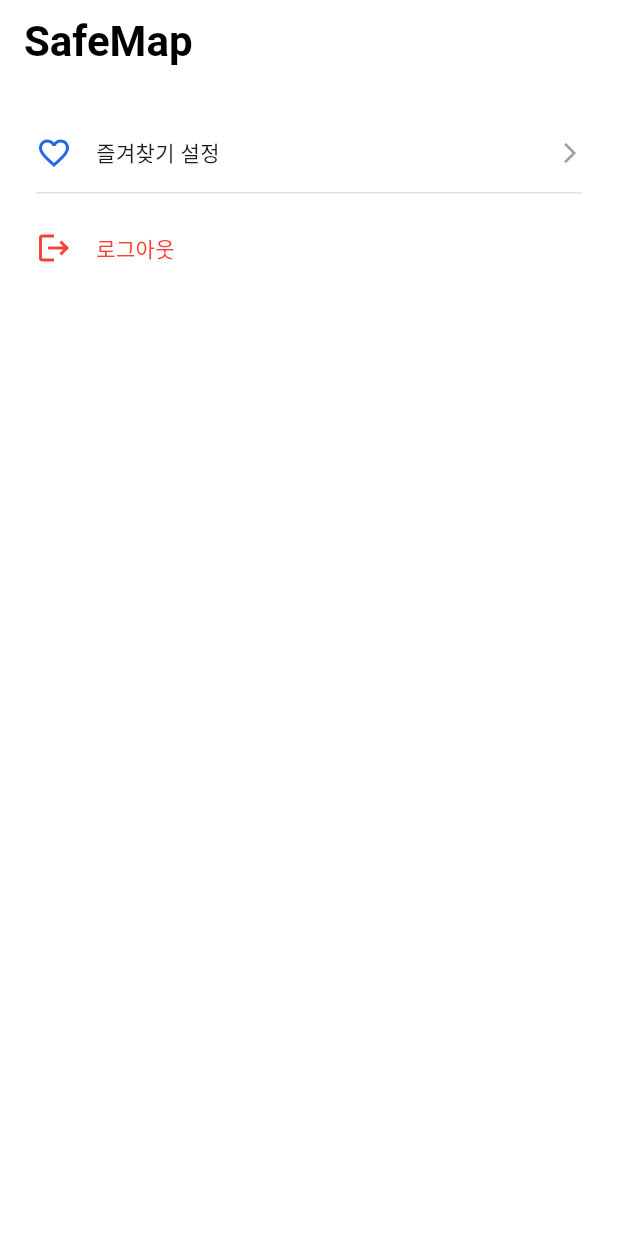
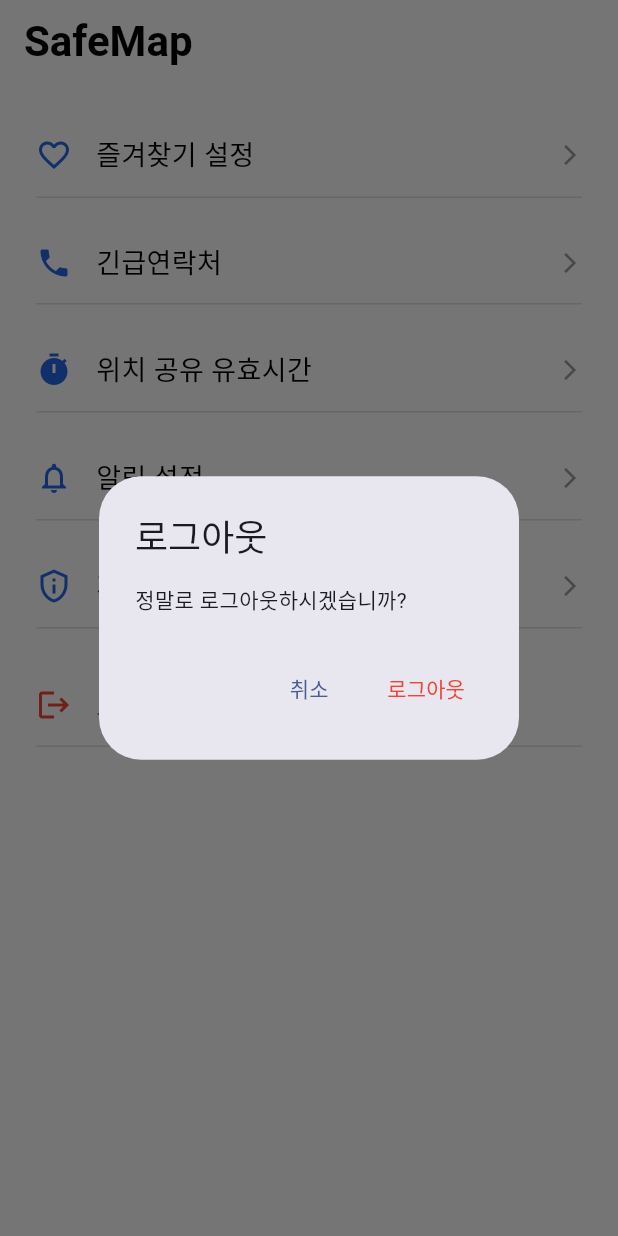
Before and after one commit to jin3402/SW_SafetyMap-main, a Flutter app: the SettingsScreen screen opened directly, after a tap on "로그아웃", on a phone screen of 412 x 824 dp. Run offline on Flutter 3.47's test engine with Material 3 defaults, Android fonts, the phone set to English and light mode, and no system bars; our stand-ins replace flutter_dotenv, geolocator, google_maps_flutter, permission_handler, shared_preferences; accounts and stored records are empty; network calls fail.

Commit message:
emergency_contact_screen.dart 추가본

```diff
--- /dev/null
+++ b/lib/screens/privacy_policy_screen.dart
@@ -0,0 +1,128 @@
+import 'package:flutter/material.dart';
+
+class PrivacyPolicyScreen extends StatelessWidget {
+  const PrivacyPolicyScreen({super.key});
+
+  @override
+  Widget build(BuildContext context) {
+    return Scaffold(
+      appBar: AppBar(
+        title: const Text(
+          '개인정보 처리방침',
+          style: TextStyle(color: Colors.black, fontWeight: FontWeight.bold),
+        ),
+        backgroundColor: Colors.white,
+        elevation: 0,
+        leading: IconButton(
+          icon: const Icon(Icons.arrow_back, color: Colors.black),
+          onPressed: () => Navigator.pop(context),
+        ),
+      ),
+      body: SingleChildScrollView(
+        padding: const EdgeInsets.all(24.0),
+        child: Column(
+          crossAxisAlignment: CrossAxisAlignment.start,
+          children: [
+            const Text(
+              'SafeMap 개인정보 처리방침',
+              style: TextStyle(fontSize: 22, fontWeight: FontWeight.bold),
+            ),
+            const SizedBox(height: 10),
+            Text(
+              '시행일자: 2024년 11월 29일',
+              style: TextStyle(color: Colors.grey[600], fontSize: 14),
+            ),
+            const Divider(height: 30, thickness: 1),
+
+            _buildSection(
+              '1. 개인정보의 처리 목적',
+              'SafeMap(이하 "앱")은 다음의 목적을 위하여 개인정보를 처리합니다. 처리하고 있는 개인정보는 다음의 목적 이외의 용도로는 이용되지 않습니다.\n\n'
+                  '- 사용자 위치 기반 안전 시설(파출소, 비상벨 등) 안내\n'
+                  '- 긴급 상황 발생 시 현재 위치 공유 기능 제공\n'
+                  '- 자주 가는 장소(즐겨찾기) 저장 및 편의 기능 제공',
+            ),
+
+            _buildSection(
+              '2. 수집하는 개인정보의 항목',
+              '앱은 서비스 제공을 위해 다음과 같은 정보를 수집 및 이용합니다.\n\n'
+                  '1) 필수적 정보: 사용자 실시간 위치 정보(GPS)\n'
+                  '   * 위치 정보는 서버에 저장되지 않으며, 앱 실행 시 실시간 편의 기능 제공 목적으로만 사용됩니다.\n'
+                  '2) 선택적 정보: 자주 가는 장소(집, 직장 등) 주소 정보\n'
+                  '   * 해당 정보는 기기 내부(내부 저장소)에만 저장됩니다.',
+            ),
+
+            _buildSection(
+              '3. 개인정보의 처리 및 보유 기간',
+              '1) 위치 정보: 앱이 실행되는 동안 실시간으로만 활용되며, 별도로 서버에 저장하거나 보관하지 않습니다.\n'
+                  '2) 기기 내 저장 정보(즐겨찾기): 사용자가 앱을 삭제하거나 데이터를 지우기 전까지 기기 내에 보관됩니다.',
+            ),
+
+            _buildSection(
+              '4. 제3자 제공 및 위탁',
+              '앱은 지도 서비스 제공을 위해 다음과 같이 제3자 서비스를 이용합니다.\n\n'
+                  '- 제공 대상: Google Maps Platform\n'
+                  '- 제공 목적: 지도 화면 출력 및 위치 좌표 확인\n'
+                  '- 제공 항목: 위치 좌표(위도, 경도)',
+            ),
+
+            _buildSection(
+              '5. 이용자의 권리',
+              '이용자는 언제든지 다음의 권리를 행사할 수 있습니다.\n\n'
+                  '- 위치 정보 접근 권한 허용/거부 설정 (휴대전화 설정)\n'
+                  '- 앱 내 저장된 즐겨찾기 정보 수정 및 삭제\n'
+                  '- 앱 삭제 시 모든 데이터 파기',
+            ),
+
+            _buildSection(
+              '6. 개인정보 보호책임자',
+              '서비스 이용 중 발생하는 모든 개인정보보호 관련 민원은 아래로 문의해 주시기 바랍니다.\n\n'
+                  '- 이메일: support@safemap.com (예시)\n'
+                  '- 개발자 연락처: 010-0000-0000',
+            ),
+
+            const SizedBox(height: 30),
+            Center(
+              child: Text(
+                'SafeMap Team',
+                style: TextStyle(
+                    fontSize: 16,
+                    fontWeight: FontWeight.bold,
+                    color: Colors.grey[400]
+                ),
+              ),
+            ),
+            const SizedBox(height: 20),
+          ],
+        ),
+      ),
+    );
+  }
+
+  Widget _buildSection(String title, String content) {
+    return Padding(
+      padding: const EdgeInsets.only(bottom: 24.0),
+      child: Column(
+        crossAxisAlignment: CrossAxisAlignment.start,
+        children: [
+          Text(
+            title,
+            style: const TextStyle(
+              fontSize: 18,
+              fontWeight: FontWeight.bold,
+              color: Color(0xFF2567E8), // 앱 테마 색상 적용
+            ),
+          ),
+          const SizedBox(height: 8),
+          Text(
+            content,
+            style: const TextStyle(
+              fontSize: 15,
+              height: 1.6, // 줄 간격 넉넉하게
+              color: Colors.black87,
+            ),
+          ),
+        ],
+      ),
+    );
+  }
+}
--- a/lib/screens/settings_screen.dart
+++ b/lib/screens/settings_screen.dart
@@ -1,5 +1,7 @@
-// ... imports ...
 import 'package:flutter/material.dart';
+import 'favorites_screen.dart';        // 즐겨찾기 화면
+import 'emergency_contact_screen.dart'; // 긴급연락처 화면
+import 'privacy_policy_screen.dart';    // 개인정보 처리방침 화면
 
 class SettingsScreen extends StatefulWidget {
   const SettingsScreen({super.key});
@@ -9,8 +11,7 @@ class SettingsScreen extends StatefulWidget {
 }
 
 class _SettingsScreenState extends State<SettingsScreen> {
-  // _onItemTapped 함수 삭제됨 (MainScreen이 처리)
-
+  // 로그아웃 확인 팝업
   void _logout() {
     showDialog(
       context: context,
@@ -19,10 +20,20 @@ class _SettingsScreenState extends State<SettingsScreen> {
           title: const Text('로그아웃'),
           content: const Text('정말로 로그아웃하시겠습니까?'),
           actions: [
-            TextButton(onPressed: () => Navigator.pop(context), child: const Text('취소')),
             TextButton(
-              onPressed: () => Navigator.pushReplacementNamed(context, '/splash'),
-              child: const Text('로그아웃', style: TextStyle(color: Colors.red)),
+              onPressed: () => Navigator.pop(context),
+              child: const Text('취소'),
+            ),
+            TextButton(
+              onPressed: () {
+                // 스플래시 화면으로 이동하며 이전 페이지 스택 모두 제거
+                Navigator.pushNamedAndRemoveUntil(
+                    context, '/splash', (route) => false);
+              },
+              child: const Text(
+                '로그아웃',
+                style: TextStyle(color: Colors.red),
+              ),
             ),
           ],
         );
@@ -36,42 +47,173 @@ class _SettingsScreenState extends State<SettingsScreen> {
       appBar: AppBar(
         backgroundColor: Colors.white,
         elevation: 0,
-        title: const Text('SafeMap', style: TextStyle(color: Colors.black, fontSize: 28, fontWeight: FontWeight.w600)),
+        title: const Text(
+          'SafeMap',
+          style: TextStyle(
+            color: Colors.black,
+            fontSize: 28,
+            fontWeight: FontWeight.w600,
+          ),
+        ),
         centerTitle: false,
-        automaticallyImplyLeading: false, // 뒤로가기 버튼 숨김
+        automaticallyImplyLeading: false, // 탭 화면이므로 뒤로가기 버튼 숨김
       ),
       body: ListView(
         padding: const EdgeInsets.symmetric(horizontal: 24, vertical: 20),
         children: [
+          // 1. 즐겨찾기 설정 (연결됨)
           _buildSettingsMenuItem(
             icon: Icons.favorite_outline,
             title: '즐겨찾기 설정',
-              onTap: () => ScaffoldMessenger.of(context).showSnackBar(const SnackBar(content: Text('즐겨찾기 설정')))),
-          // ... (나머지 메뉴 아이템들은 그대로 유지) ...
+            onTap: () {
+              Navigator.push(
+                context,
+                MaterialPageRoute(
+                    builder: (context) => const FavoritesScreen()),
+              );
+            },
+          ),
+          const SizedBox(height: 16),
 
+          // 2. 긴급연락처 (연결됨)
+          _buildSettingsMenuItem(
+            icon: Icons.phone,
+            title: '긴급연락처',
+            onTap: () {
+              Navigator.push(
+                context,
+                MaterialPageRoute(
+                    builder: (context) => const EmergencyContactScreen()),
+              );
+            },
+          ),
+          const SizedBox(height: 16),
+
+          // 3. 위치 공유 유효시간 (준비 중)
+          _buildSettingsMenuItem(
+            icon: Icons.timer,
+            title: '위치 공유 유효시간',
+            onTap: () {
+              ScaffoldMessenger.of(context).showSnackBar(
+                const SnackBar(content: Text('준비 중인 기능입니다.')),
+              );
+            },
+          ),
+          const SizedBox(height: 16),
+
+          // 4. 알림 설정 (준비 중)
+          _buildSettingsMenuItem(
+            icon: Icons.notifications_none,
+            title: '알림 설정',
+            onTap: () {
+              ScaffoldMessenger.of(context).showSnackBar(
+                const SnackBar(content: Text('준비 중인 기능입니다.')),
+              );
+            },
+          ),
+          const SizedBox(height: 16),
+
+          // 5. 개인정보 보호 (연결됨)
+          _buildSettingsMenuItem(
+            icon: Icons.privacy_tip_outlined,
+            title: '개인정보 보호',
+            onTap: () {
+              Navigator.push(
+                context,
+                MaterialPageRoute(
+                    builder: (context) => const PrivacyPolicyScreen()),
+              );
+            },
+          ),
           const SizedBox(height: 24),
+
+          // 6. 로그아웃 버튼
           GestureDetector(
             onTap: _logout,
             child: Container(
-                // ... (로그아웃 버튼 스타일 그대로 유지) ...
-                  child: Row( children: const [ Icon(Icons.logout, color: Colors.red), SizedBox(width:16), Text('로그아웃', style:TextStyle(color:Colors.red)) ] )
-              )
-          )
+              padding: const EdgeInsets.symmetric(vertical: 14),
+              decoration: BoxDecoration(
+                color: Colors.white,
+                border: Border(
+                  bottom: BorderSide(
+                    color: Colors.grey[300]!,
+                    width: 1,
+                  ),
+                ),
+              ),
+              child: Row(
+                children: const [
+                  Icon(
+                    Icons.logout,
+                    color: Colors.red,
+                    size: 24,
+                  ),
+                  SizedBox(width: 16),
+                  Text(
+                    '로그아웃',
+                    style: TextStyle(
+                      color: Colors.red,
+                      fontSize: 18,
+                      fontWeight: FontWeight.w500,
+                    ),
+                  ),
                 ],
               ),
-      // bottomNavigationBar 삭제됨!
+            ),
+          ),
+        ],
+      ),
     );
   }
 
-  Widget _buildSettingsMenuItem({required IconData icon, required String title, required VoidCallback onTap}) {
-    // (기존 코드 유지)
+  // 메뉴 아이템 디자인 위젯 (중복 제거용)
+  Widget _buildSettingsMenuItem({
+    required IconData icon,
+    required String title,
+    required VoidCallback onTap,
+  }) {
     return GestureDetector(
-      // ...
+      onTap: onTap,
       child: Container(
         padding: const EdgeInsets.symmetric(vertical: 14),
-            decoration: BoxDecoration( border: Border(bottom: BorderSide(color: Colors.grey[300]!))),
-            child: Row( children: [ Icon(icon, color: const Color(0xFF2567E8)), const SizedBox(width: 16), Text(title), const Spacer(), const Icon(Icons.arrow_forward_ios, size: 16, color: Colors.grey) ])
-        )
+        decoration: BoxDecoration(
+          color: Colors.white,
+          border: Border(
+            bottom: BorderSide(
+              color: Colors.grey[300]!,
+              width: 1,
+            ),
+          ),
+        ),
+        child: Row(
+          mainAxisAlignment: MainAxisAlignment.spaceBetween,
+          children: [
+            Row(
+              children: [
+                Icon(
+                  icon,
+                  color: const Color(0xFF2567E8),
+                  size: 24,
+                ),
+                const SizedBox(width: 16),
+                Text(
+                  title,
+                  style: const TextStyle(
+                    color: Colors.black,
+                    fontSize: 18,
+                    fontWeight: FontWeight.w500,
+                  ),
+                ),
+              ],
+            ),
+            const Icon(
+              Icons.arrow_forward_ios,
+              color: Colors.grey,
+              size: 16,
+            ),
+          ],
+        ),
+      ),
     );
   }
 }
--- a/pubspec.yaml
+++ b/pubspec.yaml
@@ -11,6 +11,8 @@ dependencies:
     sdk: flutter
   flutter_dotenv: ^6.0.0
   cupertino_icons: ^1.0.8
+  shared_preferences: ^2.0.1
+
 
   # 지도 및 위치
   google_maps_flutter: ^2.5.0
```
Also changed, not shown: lib/screens/emergency_contact_screen.dart (added, +168 -0 lines), lib/screens/favorites_screen.dart (added, +166 -0 lines), pubspec.lock, 1 other file. Lines whose indentation alone changed are shown as unchanged.
